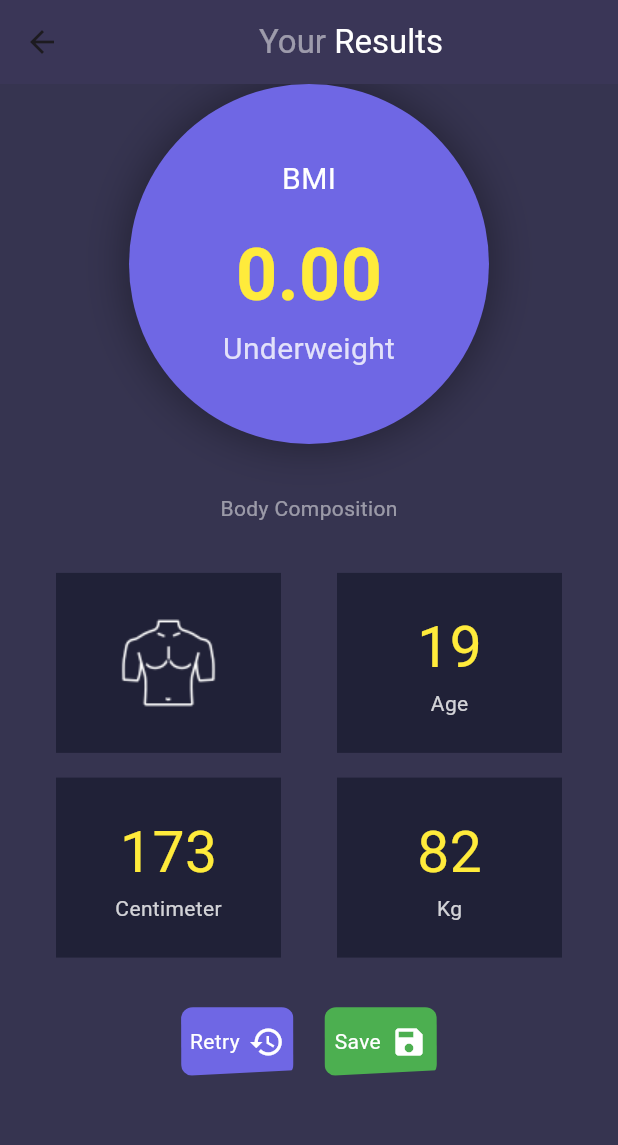
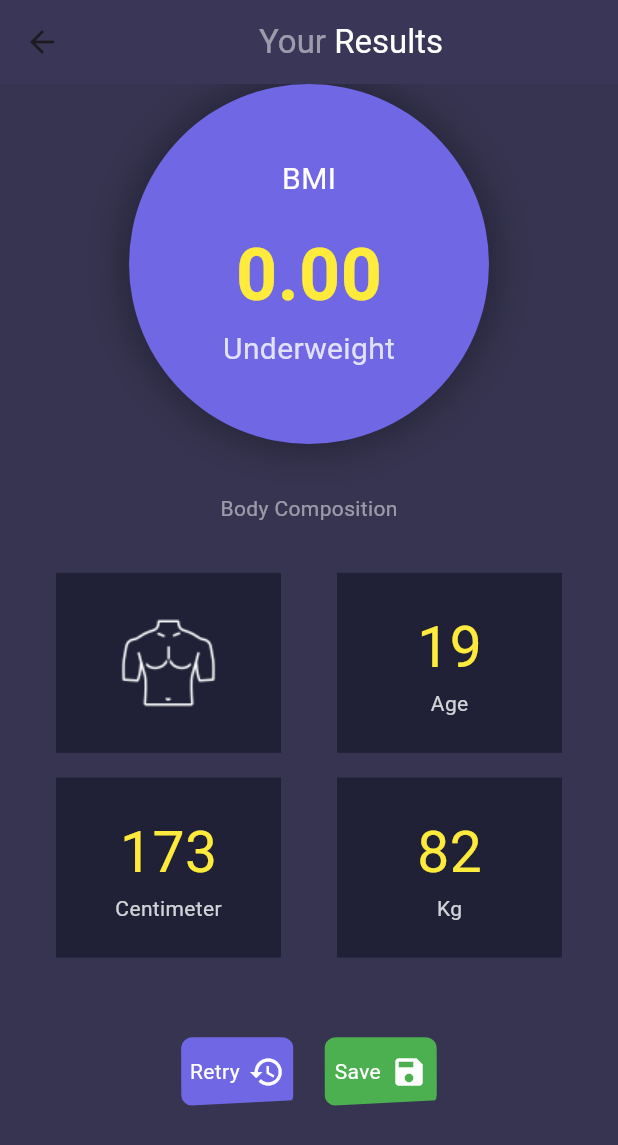
Before and after one commit to sayedmostaf/bmi-flutter, a Flutter app: the ResultPage screen opened directly, on a phone screen of 412 x 824 dp. Shown: the top 1145 px of the screen. Run offline on Flutter 3.47's test engine with Material 3 defaults, Android fonts, the phone set to English and light mode, and no system bars; our stand-ins replace objectbox; generated files the repository leaves out were written again.

Commit message:
add screenshots

```diff
--- a/lib/view/pages/result/result_page.dart
+++ b/lib/view/pages/result/result_page.dart
@@ -17,6 +17,7 @@ class ResultPage extends StatelessWidget {
     var person = provider.getPerson;
 
     return Scaffold(
+      resizeToAvoidBottomInset: false,
       body: NestedScrollView(
         physics: const BouncingScrollPhysics(),
         floatHeaderSlivers: true,
--- a/lib/view/pages/result/widgets/body_composition_action_buttons.dart
+++ b/lib/view/pages/result/widgets/body_composition_action_buttons.dart
@@ -18,7 +18,9 @@ class ActionButtons extends StatelessWidget {
 
   @override
   Widget build(BuildContext context) {
-    return Row(
+    return Padding(
+      padding: const EdgeInsets.symmetric(vertical: 20.0),
+      child: Row(
         mainAxisAlignment: MainAxisAlignment.center,
         crossAxisAlignment: CrossAxisAlignment.center,
         children: [
@@ -26,6 +28,7 @@ class ActionButtons extends StatelessWidget {
           SizedBox(width: size.width * .05),
           SaveButton(provider: provider, person: person),
         ],
+      ),
     );
   }
 }
--- a/lib/view/pages/result/widgets/body_composition_save_dialog.dart
+++ b/lib/view/pages/result/widgets/body_composition_save_dialog.dart
@@ -5,7 +5,6 @@ import 'package:bmi/utils/navigation_helper.dart';
 import 'package:bmi/view/pages/home/home_page.dart';
 import 'package:bmi/view/theme/colors.dart';
 import 'package:flutter/material.dart';
-import 'package:flutter/widgets.dart';
 
 class SaveDialog extends StatelessWidget {
   final PersonProvider provider;
```
Also changed, not shown: 7 other files. Lines whose indentation alone changed are shown as unchanged.
